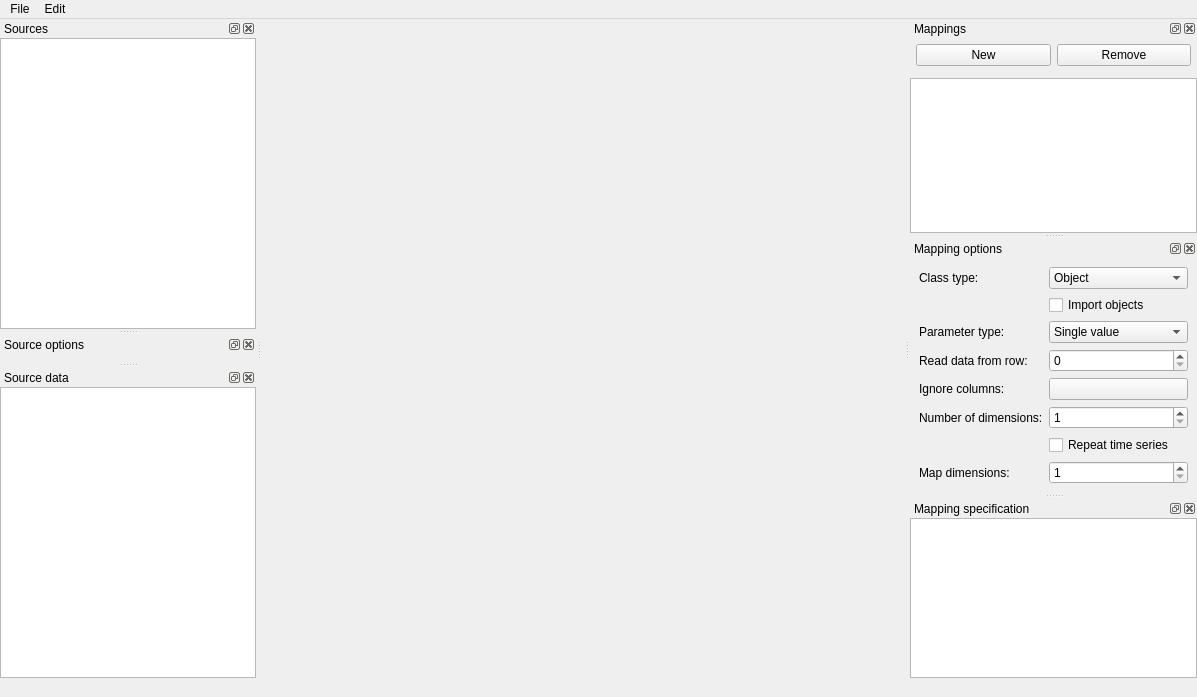
Above: spinetoolbox/import_editor/ui/import_editor_window.ui from spine-tools/Spine-Toolbox before the change. Below: the same form after it.
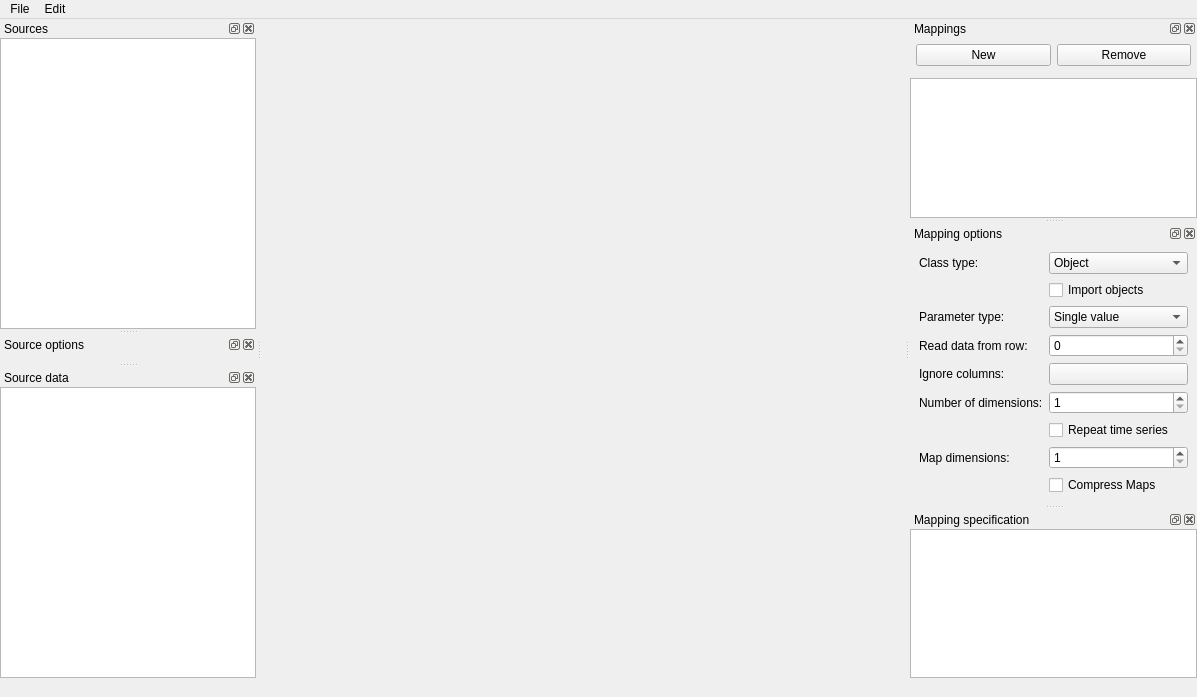
That is the form after the change. Custom widgets are drawn as their Qt base class.

Commit message:
Import editor: option to compress Maps
Re #752

What changed in the file:
```diff
--- a/spinetoolbox/import_editor/ui/import_editor_window.ui
+++ b/spinetoolbox/import_editor/ui/import_editor_window.ui
@@ -482,6 +482,13 @@
        </property>
       </widget>
      </item>
+     <item row="8" column="1">
+      <widget class="QCheckBox" name="map_compression_check_box">
+       <property name="text">
+        <string>Compress Maps</string>
+       </property>
+      </widget>
+     </item>
     </layout>
    </widget>
   </widget>
```
The commit also changes 5 other files.
